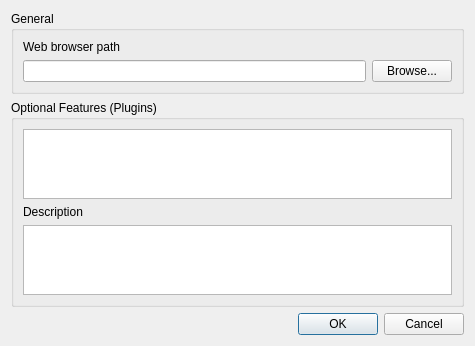
Above: ui/settingsdialog.ui from minorua/Qgis2threejs before the change. Below: the same form after it.
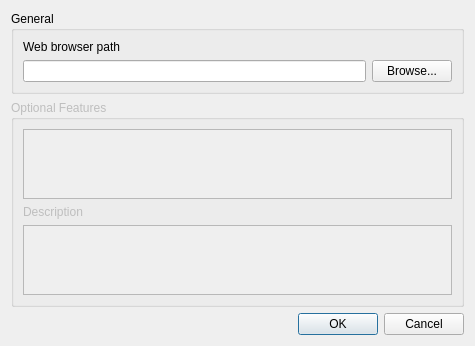
That is the form after the change.

```diff
--- a/ui/settingsdialog.ui
+++ b/ui/settingsdialog.ui
@@ -46,8 +46,11 @@
    </item>
    <item>
     <widget class="QGroupBox" name="groupBox_2">
+     <property name="enabled">
+      <bool>false</bool>
+     </property>
      <property name="title">
-      <string>Optional Features (Plugins)</string>
+      <string>Optional Features</string>
      </property>
      <layout class="QVBoxLayout" name="verticalLayout">
       <item>
```
Left out of the diff: 7 changed lines with no effect on the pictures.
